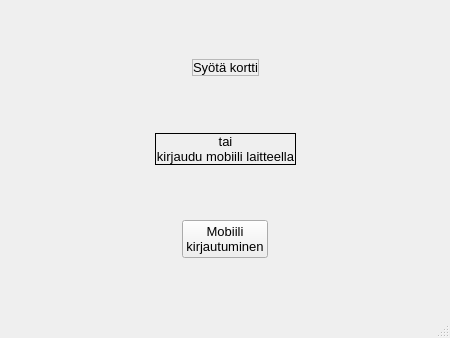
Old version of the form QT_frontend/BankSimulEXE/start_window.ui in the repository Kooalaa/BankSimul-project.
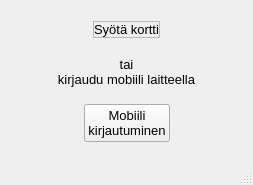
New version of the form.

```diff
--- a/QT_frontend/BankSimulEXE/start_window.ui
+++ b/QT_frontend/BankSimulEXE/start_window.ui
@@ -6,8 +6,8 @@
    <rect>
     <x>0</x>
     <y>0</y>
-    <width>450</width>
-    <height>338</height>
+    <width>253</width>
+    <height>185</height>
    </rect>
   </property>
   <property name="sizePolicy">
@@ -116,7 +116,7 @@
          <enum>Qt::LeftToRight</enum>
         </property>
         <property name="frameShape">
-         <enum>QFrame::Box</enum>
+         <enum>QFrame::NoFrame</enum>
         </property>
         <property name="text">
          <string>tai
```
Left out of the diff: 2 changed lines with no effect on the pictures.
